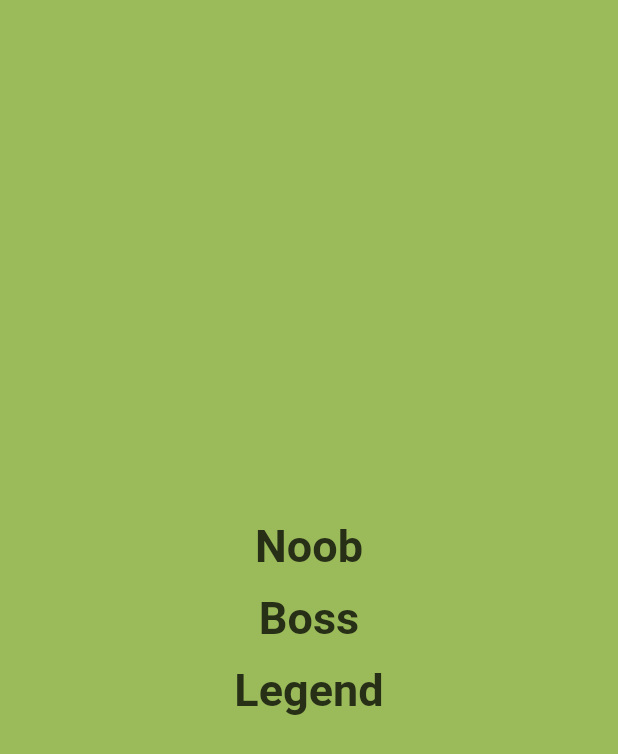
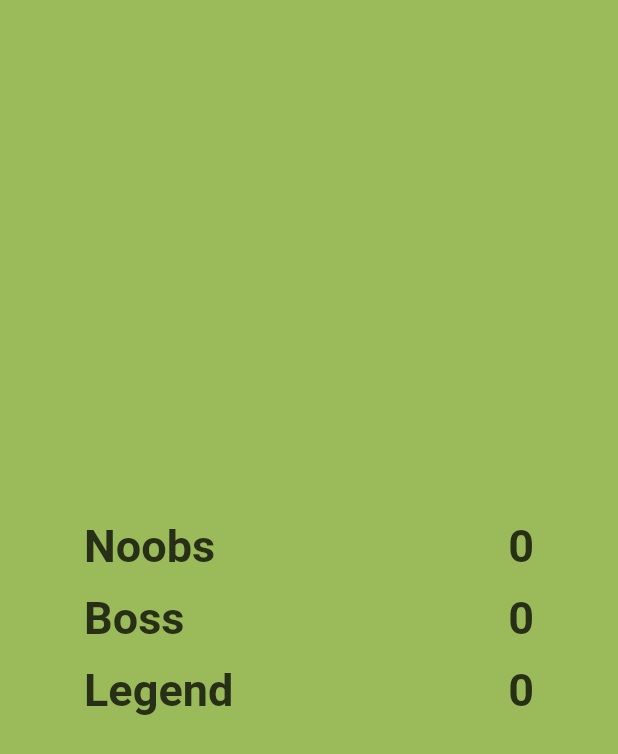
Before and after one commit to ritwik1923/Snake-game, a Flutter app: the screen it shows after launch, on a phone screen of 412 x 824 dp. Shown: the top 754 px of the screen. Run offline on Flutter 3.47's test engine with Material 2 defaults, Android fonts, the light colour scheme and no system bars; drawn by our look-alikes of auto_size_text; our stand-ins replace shared_preferences; Roboto replaces fonts that are missing (SourceCodePro).

Commit message:
local storage added

```diff
--- a/lib/SnakeGame.dart
+++ b/lib/SnakeGame.dart
@@ -3,6 +3,7 @@ import 'dart:async';
 import 'package:flutter/material.dart';
 import 'package:flutter/services.dart';
 import 'package:snake_game/constant.dart';
+import 'package:snake_game/db.dart';
 
 class SnakeGame extends StatefulWidget {
   const SnakeGame({Key? key, required this.title, required this.speed})
@@ -268,6 +269,7 @@ class _SnakeGameState extends State<SnakeGame> {
 
   void reSet() {
     setState(() {
+      db_add_score(snake.length - 4, widget.title);
       debugPrint("restting after game over...");
       debugPrint("${snake_in}");
       pre_move = "d";
@@ -285,6 +287,8 @@ class _SnakeGameState extends State<SnakeGame> {
 // DONE TODO: better impliment stopsnake  restart
   void sTopSnake() {
     setState(() {
+      // ? print("done")
+      // : print("failed");
       // snake_move.
       snake_move.cancel();
       showDialog<String>(
@@ -310,6 +314,7 @@ class _SnakeGameState extends State<SnakeGame> {
             TextButton(
               onPressed: () {
                 // Todo: reset all after game over
+                db_add_score(snake.length - 4, widget.title);
                 Navigator.popUntil(context, ModalRoute.withName('/'));
                 // Navigator.pop(context, 'OK');
                 // Navigator.pop(context);
--- a/lib/main.dart
+++ b/lib/main.dart
@@ -5,6 +5,7 @@ import 'package:auto_size_text/auto_size_text.dart';
 import 'package:flutter/services.dart';
 import 'package:snake_game/SnakeGame.dart';
 import 'package:snake_game/constant.dart';
+import 'package:snake_game/db.dart';
 
 /*
 Todo issue:
@@ -12,6 +13,7 @@ Todo issue:
 */
 void main() {
   runApp(const MyApp());
+  // db_init();
 }
 
 // COnstant
@@ -57,24 +59,67 @@ class SnakeIntro extends StatefulWidget {
 
 class _SnakeIntroState extends State<SnakeIntro> {
   @override
+  Map<String, dynamic>? gs;
+  Timer? ff;
+  void initState() {
+    // TODO: implement initState
+    super.initState();
+    ff = Timer.periodic(Duration(milliseconds: 1000), foo);
+    // doSomeAsyncStuff();
+  }
+
+  @override
+  void dispose() {
+    super.dispose();
+    ff?.cancel();
+  }
+
+  bool f = true;
+  Future<void> doSomeAsyncStuff() async {
+    gs = await game_score();
+  }
+
+  void foo(Timer timer) async {
+    f = !f;
+    gs = await game_score();
+    setState(() {
+      gs = gs;
+    });
+    debugPrint("gs: $gs");
+  }
+
+  @override
   Widget build(BuildContext context) {
     return Scaffold(
-      body: Center(
+        body: FutureBuilder(
+            future: doSomeAsyncStuff(),
+            builder: (context, snapshot) {
+              if (gs == null) {
+                // Future hasn't finished yet, return a placeholder
+                return Center(child: CircularProgressIndicator());
+              } else {
+                return Center(
                   child: Container(
                     child: Column(
                       mainAxisAlignment: MainAxisAlignment.center,
+                      crossAxisAlignment: CrossAxisAlignment.center,
                       children: [
-              Level(500, "Noob"),
-              Level(300, "Boss"),
-              Level(100, "Legend"),
+                        // Text("$f"),
+                        Level(gs!["noob"]["speed"], "Noobs",
+                            gs!["noob"]["score"]),
+                        Level(
+                            gs!["boss"]["speed"], "Boss", gs!["boss"]["score"]),
+                        Level(gs!["legend"]["speed"], "Legend",
+                            gs!["legend"]["score"]),
                       ],
-          ),
                     ),
                   ),
                 );
               }
+            }));
+  }
 
-  Widget Level(int speed, String title) {
+  Widget Level(int speed, String title, int score) {
     return FlatButton(
         onPressed: () {
           Navigator.push(
@@ -85,6 +130,16 @@ class _SnakeIntroState extends State<SnakeIntro> {
                         speed: speed,
                       )));
         },
-        child: AutoResizeText("$title", "h1"));
+        child: Container(
+          constraints: BoxConstraints(minWidth: 100, maxWidth: 300),
+          child: Row(
+            crossAxisAlignment: CrossAxisAlignment.center,
+            mainAxisAlignment: MainAxisAlignment.spaceBetween,
+            children: [
+              AutoResizeText("$title", "h1"),
+              AutoResizeText("$score", "h1"),
+            ],
+          ),
+        ));
   }
 }
--- a/pubspec.yaml
+++ b/pubspec.yaml
@@ -36,6 +36,7 @@ dependencies:
   cupertino_icons: ^1.0.2
   animated_text_kit: ^4.2.1
   auto_size_text: ^3.0.0
+  shared_preferences: ^2.0.12
 dev_dependencies:
   flutter_test:
     sdk: flutter
```
Also changed, not shown: lib/data.json (+12 -3 lines), lib/db.dart (added, +50 -0 lines), pubspec.lock. Lines whose indentation alone changed are shown as unchanged.
